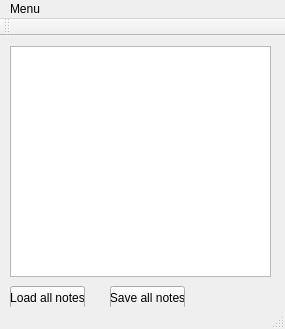
Above: QtWidgetsApplication1/QtWidgetsApplication1/mainwindow.ui from OrientPlus/job before the change. Below: the same form after it.
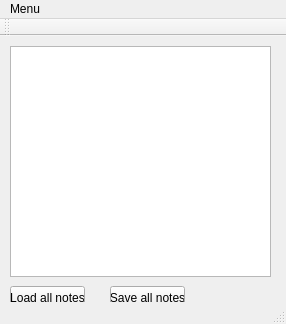
That is the form after the change.

What changed in the file:
```diff
--- a/QtWidgetsApplication1/QtWidgetsApplication1/mainwindow.ui
+++ b/QtWidgetsApplication1/QtWidgetsApplication1/mainwindow.ui
@@ -6,8 +6,8 @@
    <rect>
     <x>0</x>
     <y>0</y>
-    <width>285</width>
-    <height>329</height>
+    <width>286</width>
+    <height>324</height>
    </rect>
   </property>
   <property name="windowTitle">
@@ -56,7 +56,7 @@
     <rect>
      <x>0</x>
      <y>0</y>
-     <width>285</width>
+     <width>286</width>
      <height>21</height>
     </rect>
    </property>
```
Left out of the diff: 2 changed lines with no effect on the pictures.
